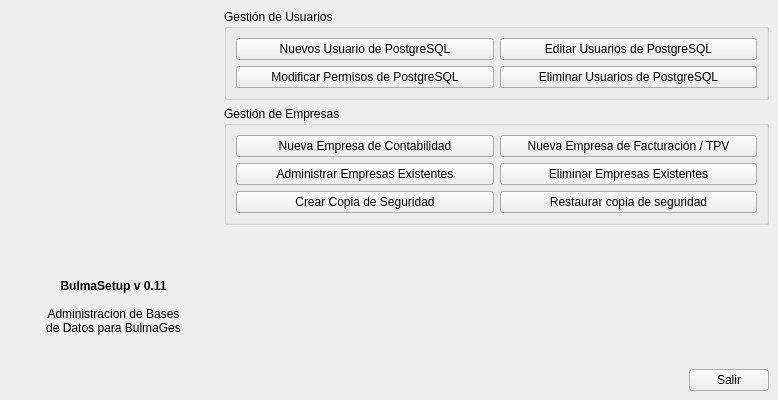
This is bulmages/bulmasetup/bulmasetupbase.ui in eboladev/Bulmages-1 as Qt 5 draws it before an edit. The edited form follows.
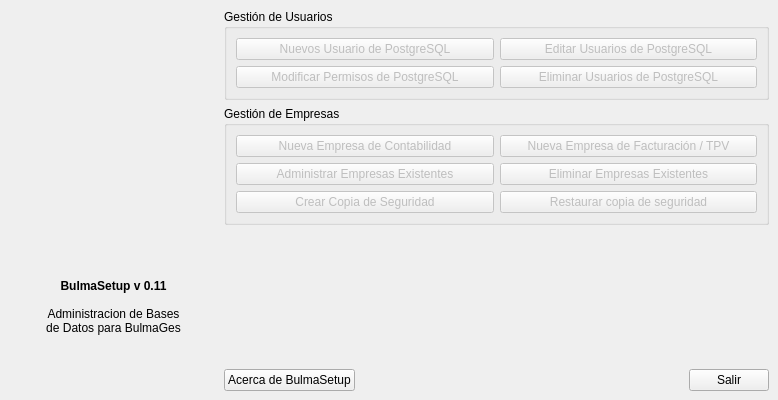
This is the edited form. Icons and pictures are not drawn.

Commit message: le añado a bulmasetup la seccion 'Acerca de'

```diff
--- a/bulmages/bulmasetup/bulmasetupbase.ui
+++ b/bulmages/bulmasetup/bulmasetupbase.ui
@@ -83,6 +83,9 @@
         <layout class="QGridLayout" name="gridLayout_2">
          <item row="0" column="0">
           <widget class="QPushButton" name="nuevo_usuario">
+           <property name="enabled">
+            <bool>false</bool>
+           </property>
            <property name="focusPolicy">
             <enum>Qt::NoFocus</enum>
            </property>
@@ -106,6 +109,9 @@
          </item>
          <item row="0" column="1">
           <widget class="QPushButton" name="editar_usuario">
+           <property name="enabled">
+            <bool>false</bool>
+           </property>
            <property name="focusPolicy">
             <enum>Qt::NoFocus</enum>
            </property>
@@ -129,6 +135,9 @@
          </item>
          <item row="1" column="0">
           <widget class="QPushButton" name="permisos_usuario">
+           <property name="enabled">
+            <bool>false</bool>
+           </property>
            <property name="focusPolicy">
             <enum>Qt::NoFocus</enum>
            </property>
@@ -152,6 +161,9 @@
          </item>
          <item row="1" column="1">
           <widget class="QPushButton" name="eliminar_usuario">
+           <property name="enabled">
+            <bool>false</bool>
+           </property>
            <property name="focusPolicy">
             <enum>Qt::NoFocus</enum>
            </property>
@@ -184,6 +196,9 @@
         <layout class="QGridLayout" name="gridLayout">
          <item row="0" column="0">
           <widget class="QPushButton" name="mui_crearbulmacont">
+           <property name="enabled">
+            <bool>false</bool>
+           </property>
            <property name="focusPolicy">
             <enum>Qt::NoFocus</enum>
            </property>
@@ -207,6 +222,9 @@
          </item>
          <item row="0" column="1">
           <widget class="QPushButton" name="mui_crearbulmafact">
+           <property name="enabled">
+            <bool>false</bool>
+           </property>
            <property name="focusPolicy">
             <enum>Qt::NoFocus</enum>
            </property>
@@ -230,6 +248,9 @@
          </item>
          <item row="1" column="0">
           <widget class="QPushButton" name="mui_adminempresas">
+           <property name="enabled">
+            <bool>false</bool>
+           </property>
            <property name="focusPolicy">
             <enum>Qt::NoFocus</enum>
            </property>
@@ -253,6 +274,9 @@
          </item>
          <item row="1" column="1">
           <widget class="QPushButton" name="eliminar_empresa">
+           <property name="enabled">
+            <bool>false</bool>
+           </property>
            <property name="focusPolicy">
             <enum>Qt::NoFocus</enum>
            </property>
@@ -276,6 +300,9 @@
          </item>
          <item row="2" column="1">
           <widget class="QPushButton" name="mui_restbackup">
+           <property name="enabled">
+            <bool>false</bool>
+           </property>
            <property name="focusPolicy">
             <enum>Qt::NoFocus</enum>
            </property>
@@ -299,6 +326,9 @@
          </item>
          <item row="2" column="0">
           <widget class="QPushButton" name="mui_creabackup">
+           <property name="enabled">
+            <bool>false</bool>
+           </property>
            <property name="focusPolicy">
             <enum>Qt::NoFocus</enum>
            </property>
@@ -338,6 +368,17 @@
       </item>
       <item>
        <layout class="QHBoxLayout" name="horizontalLayout">
+        <item>
+         <widget class="QPushButton" name="mui_acerca">
+          <property name="text">
+           <string>Acerca de BulmaSetup</string>
+          </property>
+          <property name="icon">
+           <iconset resource="resources.qrc">
+            <normaloff>:/images/iglues.org.svg</normaloff>:/images/iglues.org.svg</iconset>
+          </property>
+         </widget>
+        </item>
         <item>
          <spacer name="horizontalSpacer">
           <property name="orientation">
```
The commit also changes 5 other files.
